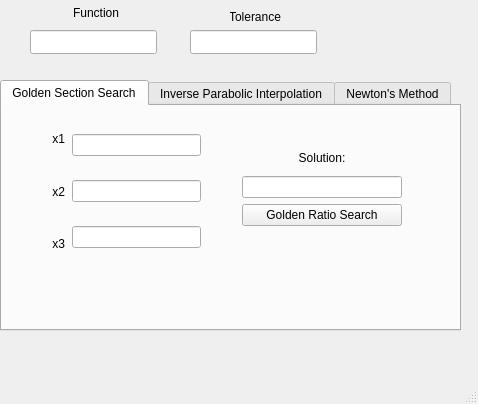
Above: mainwindow.ui from MaxGiuP/General_Function_Minimiser before the change. Below: the same form after it.
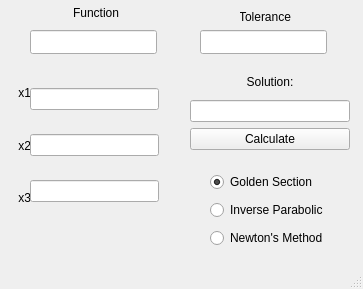
That is the form after the change.

Commit message: Reworked interface to include Newton and Parabolic search

Patch:
```diff
--- a/mainwindow.ui
+++ b/mainwindow.ui
@@ -6,63 +6,72 @@
    <rect>
     <x>0</x>
     <y>0</y>
-    <width>478</width>
-    <height>404</height>
+    <width>363</width>
+    <height>289</height>
    </rect>
   </property>
   <property name="windowTitle">
    <string>MainWindow</string>
   </property>
   <widget class="QWidget" name="centralwidget">
-   <widget class="QTabWidget" name="tabWidget">
+   <widget class="QLineEdit" name="leFunc">
     <property name="geometry">
      <rect>
-      <x>0</x>
-      <y>80</y>
-      <width>461</width>
-      <height>251</height>
+      <x>30</x>
+      <y>30</y>
+      <width>127</width>
+      <height>24</height>
      </rect>
     </property>
-    <property name="sizePolicy">
-     <sizepolicy hsizetype="Fixed" vsizetype="Fixed">
-      <horstretch>0</horstretch>
-      <verstretch>0</verstretch>
-     </sizepolicy>
-    </property>
-    <property name="currentIndex">
-     <number>0</number>
-    </property>
-    <widget class="QWidget" name="tab">
-     <attribute name="title">
-      <string>Golden Section Search</string>
-     </attribute>
-     <widget class="QWidget" name="verticalLayoutWidget">
+   </widget>
+   <widget class="QLabel" name="label_8">
       <property name="geometry">
        <rect>
         <x>70</x>
-        <y>10</y>
-        <width>129</width>
-        <height>151</height>
-       </rect>
-      </property>
-      <layout class="QVBoxLayout" name="verticalLayout">
-       <item>
-        <widget class="QLineEdit" name="lEx1"/>
-       </item>
-       <item>
-        <widget class="QLineEdit" name="lEx2"/>
-       </item>
-       <item>
-        <widget class="QLineEdit" name="lEx3"/>
-       </item>
-      </layout>
+      <y>0</y>
+      <width>49</width>
+      <height>25</height>
+     </rect>
+    </property>
+    <property name="text">
+     <string>Function</string>
+    </property>
+    <property name="alignment">
+     <set>Qt::AlignmentFlag::AlignRight|Qt::AlignmentFlag::AlignTrailing|Qt::AlignmentFlag::AlignVCenter</set>
+    </property>
+   </widget>
+   <widget class="QLineEdit" name="leTol">
+    <property name="geometry">
+     <rect>
+      <x>200</x>
+      <y>30</y>
+      <width>127</width>
+      <height>24</height>
+     </rect>
+    </property>
+   </widget>
+   <widget class="QLabel" name="label_3">
+    <property name="geometry">
+     <rect>
+      <x>240</x>
+      <y>0</y>
+      <width>51</width>
+      <height>33</height>
+     </rect>
+    </property>
+    <property name="text">
+     <string>Tolerance</string>
+    </property>
+    <property name="alignment">
+     <set>Qt::AlignmentFlag::AlignRight|Qt::AlignmentFlag::AlignTrailing|Qt::AlignmentFlag::AlignVCenter</set>
+    </property>
      </widget>
      <widget class="QWidget" name="verticalLayoutWidget_2">
       <property name="geometry">
        <rect>
         <x>10</x>
-        <y>10</y>
-        <width>53</width>
+      <y>70</y>
+      <width>21</width>
         <height>151</height>
        </rect>
       </property>
@@ -108,11 +117,32 @@
        </item>
       </layout>
      </widget>
+   <widget class="QWidget" name="verticalLayoutWidget">
+    <property name="geometry">
+     <rect>
+      <x>30</x>
+      <y>70</y>
+      <width>129</width>
+      <height>151</height>
+     </rect>
+    </property>
+    <layout class="QVBoxLayout" name="verticalLayout">
+     <item>
+      <widget class="QLineEdit" name="leX1"/>
+     </item>
+     <item>
+      <widget class="QLineEdit" name="leX2"/>
+     </item>
+     <item>
+      <widget class="QLineEdit" name="leX3"/>
+     </item>
+    </layout>
+   </widget>
      <widget class="QWidget" name="verticalLayoutWidget_5">
       <property name="geometry">
        <rect>
-        <x>240</x>
-        <y>40</y>
+      <x>190</x>
+      <y>70</y>
         <width>160</width>
         <height>80</height>
        </rect>
@@ -134,75 +164,47 @@
        <item>
         <widget class="QPushButton" name="pBGRCalc">
          <property name="text">
-          <string>Golden Ratio Search</string>
+        <string>Calculate</string>
          </property>
         </widget>
        </item>
       </layout>
      </widget>
-    </widget>
-    <widget class="QWidget" name="tab_2">
-     <attribute name="title">
-      <string>Inverse Parabolic Interpolation</string>
-     </attribute>
-    </widget>
-    <widget class="QWidget" name="tab_7">
-     <attribute name="title">
+   <widget class="QWidget" name="verticalLayoutWidget_6">
+    <property name="geometry">
+     <rect>
+      <x>210</x>
+      <y>170</y>
+      <width>121</width>
+      <height>80</height>
+     </rect>
+    </property>
+    <layout class="QVBoxLayout" name="verticalLayout_6">
+     <item>
+      <widget class="QRadioButton" name="rbtnGolden">
+       <property name="text">
+        <string>Golden Section</string>
+       </property>
+       <property name="checked">
+        <bool>true</bool>
+       </property>
+      </widget>
+     </item>
+     <item>
+      <widget class="QRadioButton" name="rbtnParabolic">
+       <property name="text">
+        <string>Inverse Parabolic</string>
+       </property>
+      </widget>
+     </item>
+     <item>
+      <widget class="QRadioButton" name="rbtnNewton">
+       <property name="text">
       <string>Newton's Method</string>
-     </attribute>
-    </widget>
-   </widget>
-   <widget class="QLineEdit" name="leFunc">
-    <property name="geometry">
-     <rect>
-      <x>30</x>
-      <y>30</y>
-      <width>127</width>
-      <height>24</height>
-     </rect>
-    </property>
-   </widget>
-   <widget class="QLabel" name="label_8">
-    <property name="geometry">
-     <rect>
-      <x>70</x>
-      <y>0</y>
-      <width>49</width>
-      <height>25</height>
-     </rect>
-    </property>
-    <property name="text">
-     <string>Function</string>
-    </property>
-    <property name="alignment">
-     <set>Qt::AlignmentFlag::AlignRight|Qt::AlignmentFlag::AlignTrailing|Qt::AlignmentFlag::AlignVCenter</set>
-    </property>
-   </widget>
-   <widget class="QLineEdit" name="leTol">
-    <property name="geometry">
-     <rect>
-      <x>190</x>
-      <y>30</y>
-      <width>127</width>
-      <height>24</height>
-     </rect>
-    </property>
-   </widget>
-   <widget class="QLabel" name="label_3">
-    <property name="geometry">
-     <rect>
-      <x>230</x>
-      <y>0</y>
-      <width>51</width>
-      <height>33</height>
-     </rect>
-    </property>
-    <property name="text">
-     <string>Tolerance</string>
-    </property>
-    <property name="alignment">
-     <set>Qt::AlignmentFlag::AlignRight|Qt::AlignmentFlag::AlignTrailing|Qt::AlignmentFlag::AlignVCenter</set>
-    </property>
+       </property>
+      </widget>
+     </item>
+    </layout>
    </widget>
   </widget>
   <widget class="QStatusBar" name="statusbar"/>
```
Left out of the diff: 2 changed lines with no effect on the pictures. Lines whose indentation alone changed are shown as unchanged. The commit also changes 2 other files.
